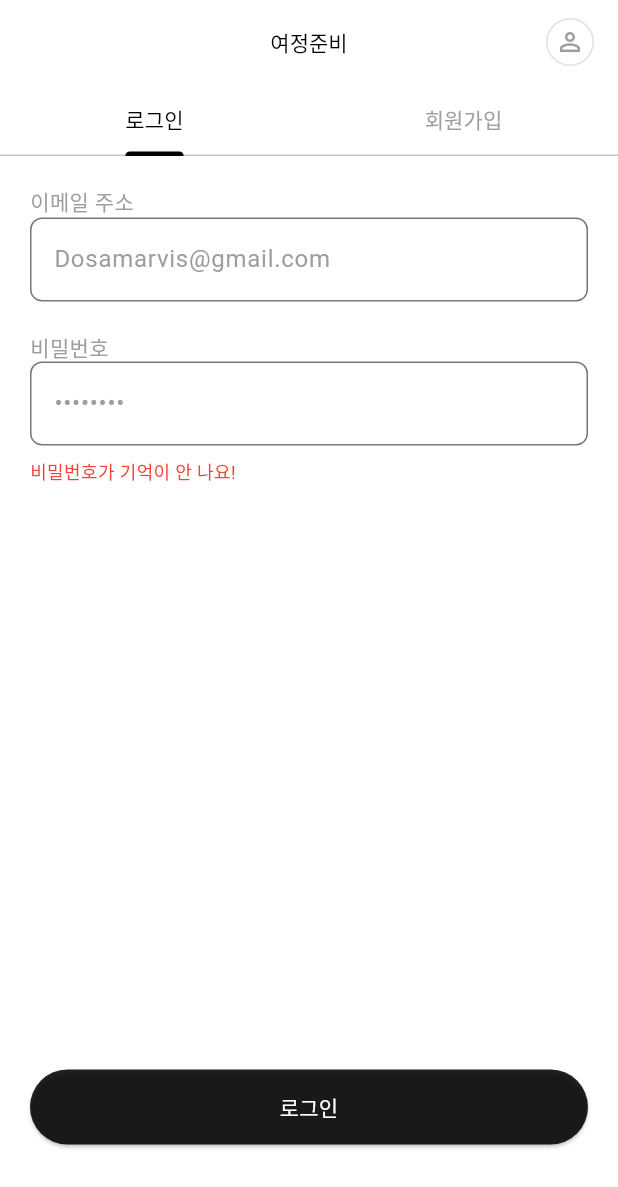
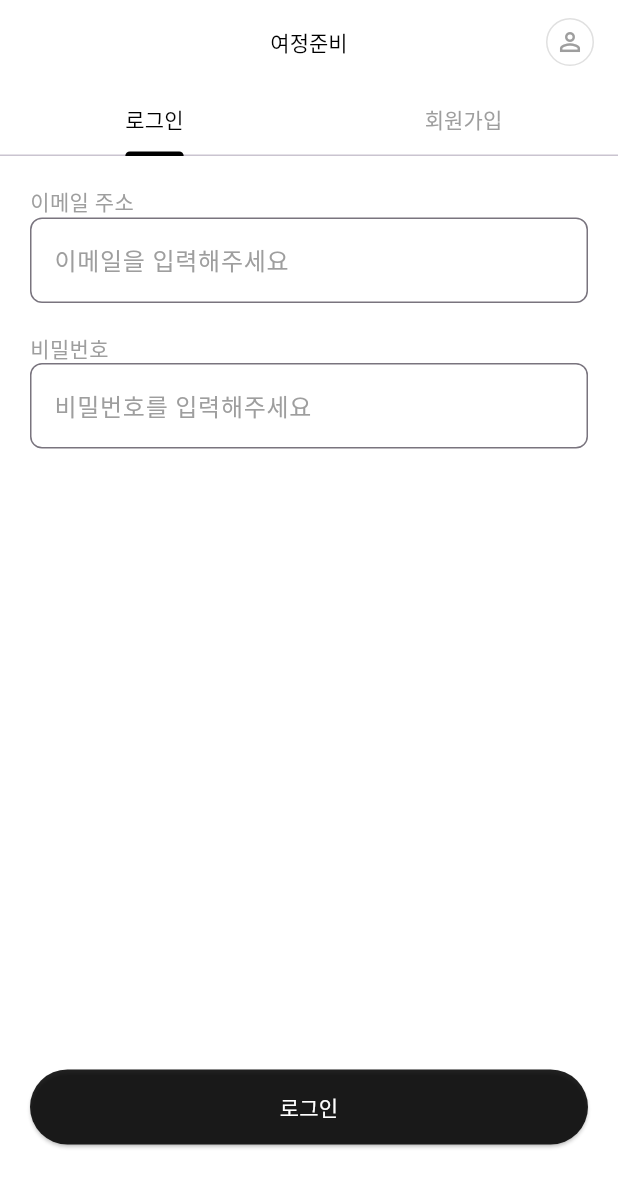
Before and after one commit to logicallaw/ZEROFIT_Frontend, a Flutter app: the screen it shows after launch, after a tap on "지금 시작하기", on a phone screen of 412 x 824 dp. Shown: the top 1187 px of the screen. Run offline on Flutter 3.47's test engine with Material 3 defaults, Android fonts, the phone set to English and light mode, and no system bars; our stand-ins replace flutter_dotenv, flutter_secure_storage, flutter_spinkit, image_picker; network calls fail.

Commit message:
chore: 일부 텍스트 수정

```diff
--- a/lib/screens/login_screen.dart
+++ b/lib/screens/login_screen.dart
@@ -176,7 +176,7 @@ class _LoginScreenState extends State<LoginScreen>
                 TextField(
                   controller: _emailController,
                   decoration: InputDecoration(
-                    hintText: 'Dosamarvis@gmail.com',
+                    hintText: '이메일을 입력해주세요',
                     hintStyle: TextStyle(color:Colors.grey),
                     border: OutlineInputBorder(
                       borderRadius: BorderRadius.circular(8),
@@ -189,7 +189,7 @@ class _LoginScreenState extends State<LoginScreen>
                   controller: _passwordController,
                   obscureText: true,
                   decoration: InputDecoration(
-                    hintText: '••••••••',
+                    hintText: '비밀번호를 입력해주세요',
                     hintStyle: TextStyle(color:Colors.grey),
                     border: OutlineInputBorder(
                       borderRadius: BorderRadius.circular(8),
@@ -207,7 +207,7 @@ class _LoginScreenState extends State<LoginScreen>
                     );
                   },
                   child: const Text(
-                    '비밀번호가 기억이 안 나요!',
+                    '',
                     style: TextStyle(color: Colors.red, fontSize: 12),
                   ),
                 ),
@@ -247,7 +247,7 @@ class _LoginScreenState extends State<LoginScreen>
                 TextField(
                   controller: _nameController,
                   decoration: InputDecoration(
-                    hintText: '신민희',
+                    hintText: '홍길동',
                     hintStyle: TextStyle(color:Colors.grey),
                     border: OutlineInputBorder(
                       borderRadius: BorderRadius.circular(8),
@@ -259,7 +259,7 @@ class _LoginScreenState extends State<LoginScreen>
                 TextField(
                   controller: _emailController,
                   decoration: InputDecoration(
-                    hintText: 'name@email.com',
+                    hintText: 'example@example.com',
                     hintStyle: TextStyle(color:Colors.grey),
                     border: OutlineInputBorder(
                       borderRadius: BorderRadius.circular(8),
```
